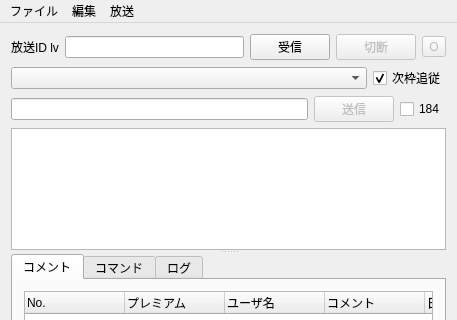
Qt form ui/mainwindow.ui (diginatu/Viqo) before a commit; both pictures show x 0 to 457 and y 0 to 320 of the 457 by 487 pixel window.
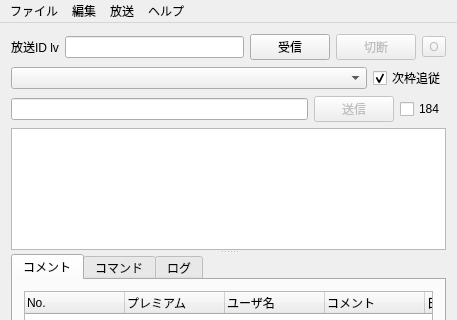
The same form after that commit.

Commit message: file -> quit implementation

Patch:
```diff
--- a/ui/mainwindow.ui
+++ b/ui/mainwindow.ui
@@ -656,7 +656,7 @@
      <x>0</x>
      <y>0</y>
      <width>457</width>
-     <height>25</height>
+     <height>28</height>
     </rect>
    </property>
    <widget class="QMenu" name="file">
@@ -692,7 +692,7 @@
     <addaction name="separator"/>
     <addaction name="setting"/>
    </widget>
-   <widget class="QMenu" name="menu">
+   <widget class="QMenu" name="broadcasting">
     <property name="title">
      <string>放送</string>
     </property>
@@ -704,9 +704,16 @@
     <addaction name="separator"/>
     <addaction name="autoNewWakuSettings"/>
    </widget>
+   <widget class="QMenu" name="help">
+    <property name="title">
+     <string>ヘルプ</string>
+    </property>
+    <addaction name="aboutViqo"/>
+   </widget>
    <addaction name="file"/>
    <addaction name="edit"/>
-   <addaction name="menu"/>
+   <addaction name="broadcasting"/>
+   <addaction name="help"/>
   </widget>
   <widget class="QStatusBar" name="statusBar"/>
   <action name="setting">
```
Left out of the diff: 12 changed lines with no effect on the pictures. The commit also changes 2 other files.
